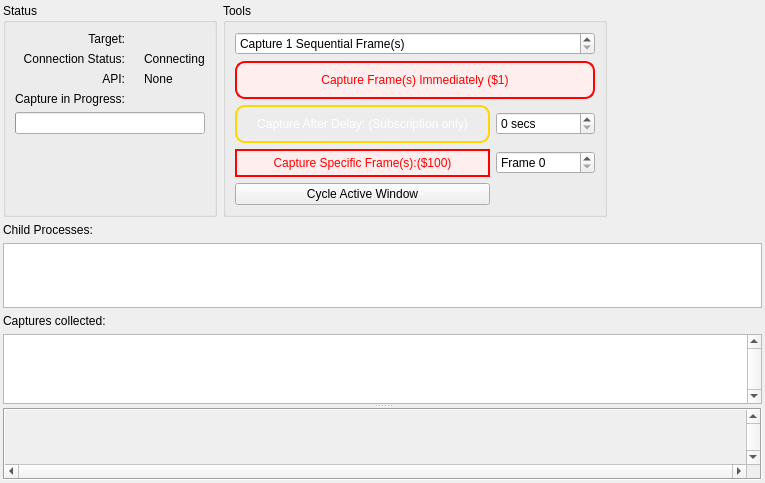
Old version of the form qrenderdoc/Windows/Dialogs/LiveCapture.ui in the repository Kurumioi/renderdocBread.
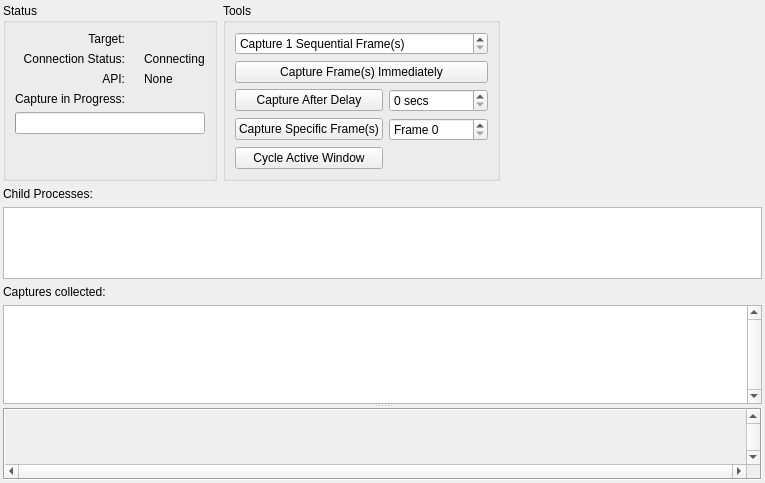
New version of the form. Icons and pictures are not drawn. Custom widgets are drawn as their Qt base class.

Commit message: Restore standard live capture controls

```diff
--- a/qrenderdoc/Windows/Dialogs/LiveCapture.ui
+++ b/qrenderdoc/Windows/Dialogs/LiveCapture.ui
@@ -220,60 +220,15 @@
          </item>
          <item row="1" column="0" colspan="2">
           <widget class="QPushButton" name="triggerImmediateCapture">
-           <property name="styleSheet">
-            <string notr="true">QPushButton {
-    background: #FFEEEE; /* 橙黄到金黄色渐变 */
-    color: red; /* 字体颜色为白色 */
-    border-radius: 10px; /* 设置圆角 */
-    border: 2px solid red; /* 金黄色边框 */
-    padding: 10px 20px; /* 设置内边距 */
-}
-
-QPushButton:hover {
-    background: qlineargradient(x1: 0, y1: 0, x2: 1, y2: 1,
-        stop: 0 #FFD700, stop: 1 #FFA500); /* 悬停时颜色反转 */
-    border: 2px solid #FF8C00; /* 悬停时边框变成橙红色 */
-}
-
-QPushButton:pressed {
-    background: #FF8C00; /* 按下时背景变为橙红色 */
-    border: 2px solid #FF4500; /* 按下时边框变为更深的橙红色 */
-}
-
-QPushButton:hover {
-    background-color: #FFAAAA; 
-}</string>
-           </property>
            <property name="text">
-            <string>Capture Frame(s) Immediately ($1)</string>
+            <string>Capture Frame(s) Immediately</string>
            </property>
           </widget>
          </item>
          <item row="3" column="0">
           <widget class="QPushButton" name="triggerDelayedCapture">
-           <property name="styleSheet">
-            <string notr="true">QPushButton {
-    background: qlineargradient(x1: 0, y1: 0, x2: 1, y2: 1,
-        stop: 0 #FFA500, stop: 1 #FFD700); /* 橙黄到金黄色渐变 */
-    color: white; /* 字体颜色为白色 */
-    border-radius: 10px; /* 设置圆角 */
-    border: 2px solid #FFD700; /* 金黄色边框 */
-    padding: 10px 20px; /* 设置内边距 */
-}
-
-QPushButton:hover {
-    background: qlineargradient(x1: 0, y1: 0, x2: 1, y2: 1,
-        stop: 0 #FFD700, stop: 1 #FFA500); /* 悬停时颜色反转 */
-    border: 2px solid #FF8C00; /* 悬停时边框变成橙红色 */
-}
-
-QPushButton:pressed {
-    background: #FF8C00; /* 按下时背景变为橙红色 */
-    border: 2px solid #FF4500; /* 按下时边框变为更深的橙红色 */
-}</string>
-           </property>
            <property name="text">
-            <string>Capture After Delay: (Subscription only)</string>
+            <string>Capture After Delay</string>
            </property>
           </widget>
          </item>
@@ -301,20 +256,8 @@
          </item>
          <item row="4" column="0">
           <widget class="QPushButton" name="queueCap">
-           <property name="styleSheet">
-            <string notr="true">QPushButton {
-    background-color: #FFEEEE;
-    border: 2px solid red;
-    color: red;
-    padding: 5px 10px;
-}
-
-QPushButton:hover {
-    background-color: #FFAAAA; 
-}</string>
-           </property>
            <property name="text">
-            <string>Capture Specific Frame(s):($100)</string>
+            <string>Capture Specific Frame(s)</string>
            </property>
           </widget>
          </item>
```
The commit also changes 8 other files.
